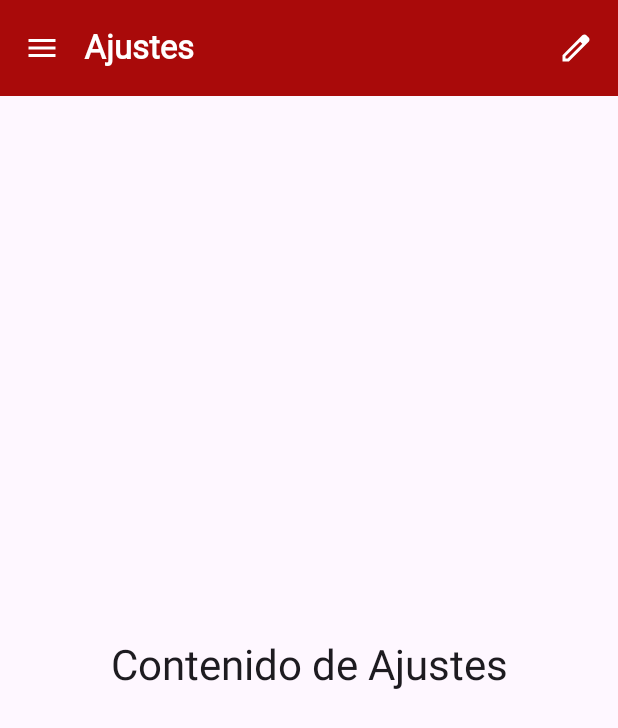
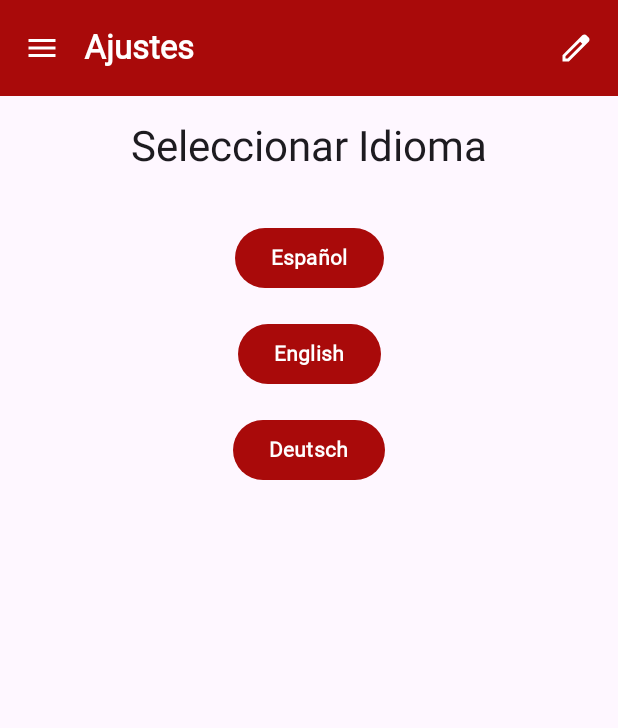
Before and after one commit to MRDaniel04/SMOV_Monasterio, an Android app built with Jetpack Compose: the AjustesScreen screen opened through its navigation route, on a phone screen of 412 x 824 dp. Shown: the top 728 px of the screen. Run offline under Robolectric (Android 15) with nearby library versions, the phone set to English and light mode, and no system bars; our stand-ins replace constraintlayout-compose; Roboto replaces fonts that are not available here.

Commit message:
comienzo cambio de idioma no acabado, hay errores

```diff
--- a/app/build.gradle.kts
+++ b/app/build.gradle.kts
@@ -60,4 +60,5 @@ dependencies {
     //Practica
     implementation(libs.constraintlayout.compose)
     implementation(libs.navigation.compose)
+    implementation (libs.androidx.appcompat)
 }
--- /dev/null
+++ b/app/src/main/java/com/nextapp/monasterio/LanguageHelper.kt
@@ -0,0 +1,33 @@
+package com.nextapp.monasterio
+
+import android.content.Context
+import android.content.SharedPreferences
+import androidx.appcompat.app.AppCompatDelegate
+import androidx.core.os.LocaleListCompat
+
+object LanguageHelper {
+
+    private const val PREFS_NAME = "language_prefs"
+    private const val PREF_KEY_LANGUAGE = "language_code"
+
+    private fun getPrefs(context: Context): SharedPreferences {
+        return context.getSharedPreferences(PREFS_NAME, Context.MODE_PRIVATE)
+    }
+
+    // 1. Carga el idioma guardado al iniciar la app
+    fun loadLocale(context: Context) {
+        val language = getPrefs(context).getString(PREF_KEY_LANGUAGE, null)
+        if (language != null) {
+            val appLocale = LocaleListCompat.forLanguageTags(language)
+            AppCompatDelegate.setApplicationLocales(appLocale)
+        }
+        // Si es null, usará el idioma del sistema (que cargará tu 'values' español por defecto)
+    }
+
+    // 2. Guarda el nuevo idioma cuando el usuario lo cambia
+    fun saveLocale(context: Context, language: String) {
+        getPrefs(context).edit().putString(PREF_KEY_LANGUAGE, language).apply()
+        val appLocale = LocaleListCompat.forLanguageTags(language)
+        AppCompatDelegate.setApplicationLocales(appLocale)
+    }
+}
--- a/app/src/main/java/com/nextapp/monasterio/MainActivity.kt
+++ b/app/src/main/java/com/nextapp/monasterio/MainActivity.kt
@@ -20,6 +20,7 @@ import kotlinx.coroutines.launch
 class MainActivity : ComponentActivity() {
     override fun onCreate(savedInstanceState: Bundle?) {
         super.onCreate(savedInstanceState)
+        LanguageHelper.loadLocale(this)
         setContent {
             Smov_monasterioTheme {
                 MonasteryAppScreen()
--- /dev/null
+++ b/app/src/main/java/com/nextapp/monasterio/ui/screens/AjustesScreen.kt
@@ -0,0 +1,64 @@
+package com.nextapp.monasterio.ui.screens
+
+import androidx.activity.ComponentActivity
+import androidx.compose.foundation.layout.Column
+import androidx.compose.foundation.layout.Spacer
+import androidx.compose.foundation.layout.fillMaxSize
+import androidx.compose.foundation.layout.height
+import androidx.compose.foundation.layout.padding
+import androidx.compose.material3.Button
+import androidx.compose.material3.MaterialTheme
+import androidx.compose.material3.Text
+import androidx.compose.runtime.Composable
+import androidx.compose.ui.Alignment
+import androidx.compose.ui.Modifier
+import androidx.compose.ui.platform.LocalContext
+import androidx.compose.ui.unit.dp
+import com.nextapp.monasterio.LanguageHelper // Importa el Helper que creamos
+
+@Composable
+fun AjustesScreen() {
+    // Obtenemos el contexto como ComponentActivity para poder llamar a .recreate()
+    val context = LocalContext.current as ComponentActivity
+
+    Column(
+        modifier = Modifier
+            .fillMaxSize()
+            .padding(16.dp),
+        horizontalAlignment = Alignment.CenterHorizontally
+    ) {
+        Text(
+            text = "Seleccionar Idioma", // Puedes cambiar esto por un string resource
+            style = MaterialTheme.typography.headlineMedium
+        )
+        Spacer(modifier = Modifier.height(32.dp))
+
+        // Botón para Español
+        Button(onClick = {
+            // 1. Guarda la preferencia de idioma
+            LanguageHelper.saveLocale(context, "es")
+            // 2. Reinicia la actividad para aplicar el cambio
+            context.recreate()
+        }) {
+            Text("Español")
+        }
+        Spacer(modifier = Modifier.height(16.dp))
+
+        // Botón para Inglés
+        Button(onClick = {
+            LanguageHelper.saveLocale(context, "en")
+            context.recreate()
+        }) {
+            Text("English")
+        }
+        Spacer(modifier = Modifier.height(16.dp))
+
+        // Botón para Alemán
+        Button(onClick = {
+            LanguageHelper.saveLocale(context, "de")
+            context.recreate()
+        }) {
+            Text("Deutsch")
+        }
+    }
+}
--- a/app/src/main/java/com/nextapp/monasterio/ui/screens/PlaceHolderScreens.kt
+++ b/app/src/main/java/com/nextapp/monasterio/ui/screens/PlaceHolderScreens.kt
@@ -23,10 +23,3 @@ fun PerfilScreen() {
         Text(text = "Contenido de Perfil", style = MaterialTheme.typography.headlineMedium)
     }
 }
-
-@Composable
-fun AjustesScreen() {
-    Box(modifier = Modifier.fillMaxSize(), contentAlignment = Alignment.Center) {
-        Text(text = "Contenido de Ajustes", style = MaterialTheme.typography.headlineMedium)
-    }
-}
--- a/gradle/libs.versions.toml
+++ b/gradle/libs.versions.toml
@@ -12,6 +12,7 @@ composeBom = "2025.10.01"
 constraintlayoutCompose = "1.1.1"
 navigationCompose = "2.9.5"
 foundation = "1.9.4"
+appcompat = "1.7.0"
 
 [libraries]
 androidx-core-ktx = { group = "androidx.core", name = "core-ktx", version.ref = "coreKtx" }
@@ -32,6 +33,7 @@ androidx-material3 = { group = "androidx.compose.material3", name = "material3"
 constraintlayout-compose = { module = "androidx.constraintlayout:constraintlayout-compose", version.ref = "constraintlayoutCompose" }
 navigation-compose = { module = "androidx.navigation:navigation-compose", version.ref = "navigationCompose" }
 androidx-compose-foundation = { group = "androidx.compose.foundation", name = "foundation", version.ref = "foundation" }
+androidx-appcompat = { module = "androidx.appcompat:appcompat", version.ref = "appcompat" }
 
 [plugins]
 android-application = { id = "com.android.application", version.ref = "agp" }
```
Also changed, not shown: 2 other files.
